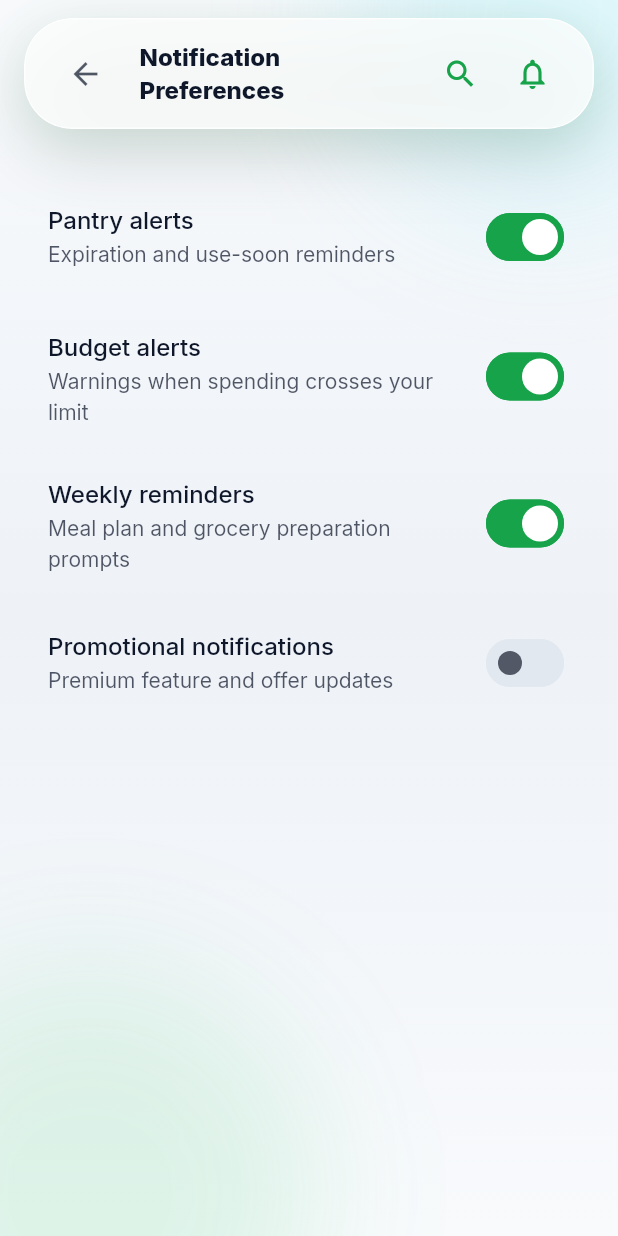
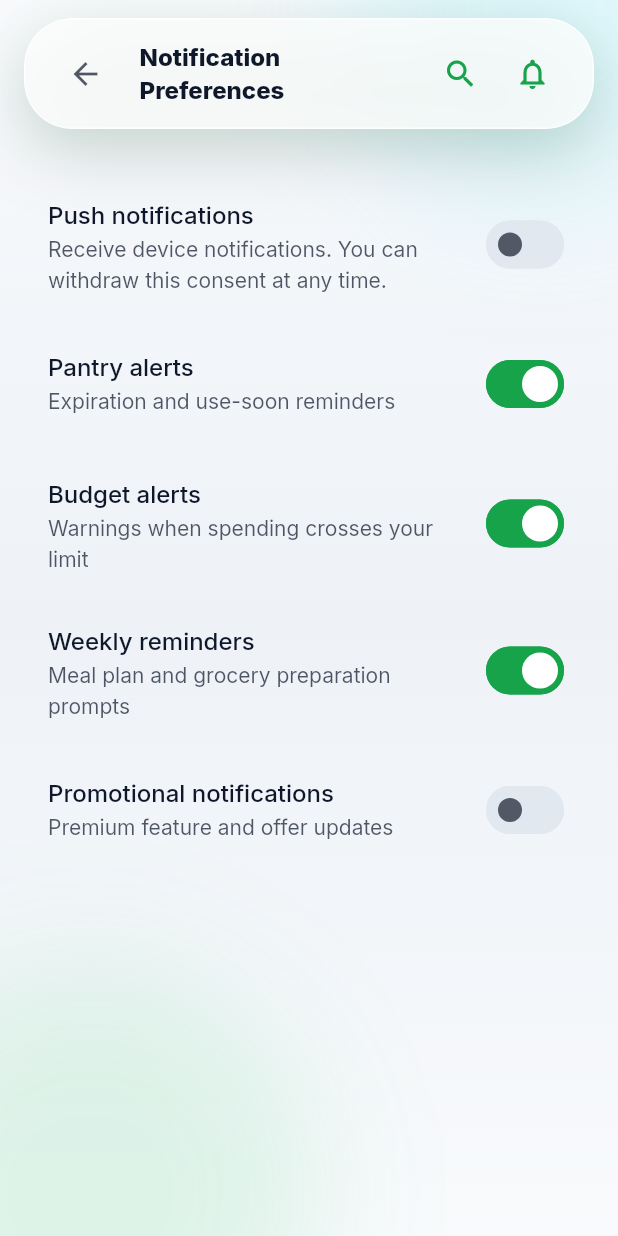
Before and after one commit to tameze-prince/PlatePilote, a Flutter app: the NotificationPreferencesScreen screen opened by its route, on a phone screen of 412 x 824 dp. Run offline on Flutter 3.47's test engine with Material 3 defaults, Android fonts, the light colour scheme and no system bars; our stand-ins replace cached_network_image, dio, firebase_core, firebase_messaging, flutter_image_compress, flutter_local_notifications and 10 more; accounts and stored records are empty; project files that could hold a hidden picture were left out.

Commit message:
feat(front): add an explicit push notification consent switch

```diff
--- a/FrontEnd/lib/features/notifications/notification_preferences_screen.dart
+++ b/FrontEnd/lib/features/notifications/notification_preferences_screen.dart
@@ -2,6 +2,7 @@ import 'package:flutter/material.dart';
 import 'package:flutter_riverpod/flutter_riverpod.dart';
 
 import '../../app/theme/app_spacing.dart';
+import '../../core/providers/app_session_provider.dart';
 import '../../shared/widgets/plate_scaffold.dart';
 import 'notifications_provider.dart';
 
@@ -12,6 +13,7 @@ class NotificationPreferencesScreen extends ConsumerWidget {
   @override
   Widget build(BuildContext context, WidgetRef ref) {
     final preferences = ref.watch(notificationPreferencesProvider);
+    final session = ref.watch(appSessionProvider);
     final notifier = ref.read(notificationPreferencesProvider.notifier);
 
     return PlateScaffold(
@@ -20,6 +22,14 @@ class NotificationPreferencesScreen extends ConsumerWidget {
       child: ListView(
         padding: const EdgeInsets.all(AppSpacing.md),
         children: [
+          SwitchListTile(
+            value: session.hasAcceptedPush,
+            onChanged: ref.read(appSessionProvider.notifier).setPushConsent,
+            title: const Text('Push notifications'),
+            subtitle: const Text(
+              'Receive device notifications. You can withdraw this consent at any time.',
+            ),
+          ),
           SwitchListTile(
             value: preferences.pantryAlerts,
             onChanged: notifier.setPantryAlerts,
```
